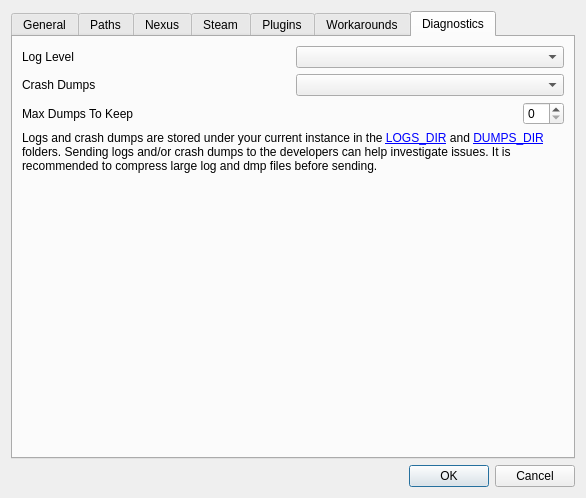
The window that modorganizer/src/settingsdialog.ui (Holt59/mo2-merge) describes before a commit, drawn with Qt 5.
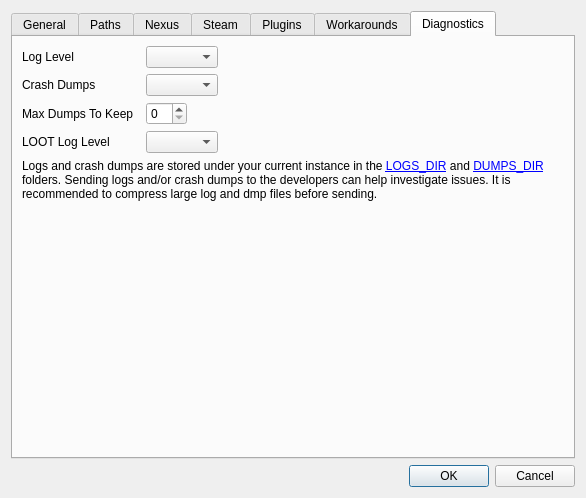
The same window after the commit. The open tabs and pages were chosen to show the change. Icons and pictures are not drawn. Custom widgets are drawn as their Qt base class.

Commit message: [modorganizer] added loot log level option

Diff of the .ui file:
```diff
--- a/modorganizer/src/settingsdialog.ui
+++ b/modorganizer/src/settingsdialog.ui
@@ -1386,44 +1386,23 @@
        <string>Diagnostics</string>
       </attribute>
       <layout class="QGridLayout" name="gridLayout_4">
-       <item row="2" column="0">
-        <layout class="QHBoxLayout" name="horizontalLayout_13">
-         <item>
-          <widget class="QLabel" name="label_28">
-           <property name="text">
-            <string>Max Dumps To Keep</string>
-           </property>
-          </widget>
-         </item>
-         <item>
-          <spacer name="horizontalSpacer_6">
-           <property name="orientation">
-            <enum>Qt::Horizontal</enum>
-           </property>
-           <property name="sizeHint" stdset="0">
-            <size>
-             <width>60</width>
-             <height>20</height>
-            </size>
-           </property>
-          </spacer>
-         </item>
-         <item>
-          <widget class="QSpinBox" name="dumpsMaxEdit">
-           <property name="toolTip">
-            <string>Maximum number of crash dumps to keep on disk. Use 0 for unlimited.</string>
-           </property>
-           <property name="whatsThis">
-            <string>
-                                    Maximum number of crash dumps to keep on disk. Use 0 for unlimited.
-                                    Set &quot;Crash Dumps&quot; above to None to disable crash dump collection.
-                                </string>
-           </property>
-          </widget>
-         </item>
-        </layout>
-       </item>
        <item row="3" column="0">
+        <spacer name="verticalSpacer_10">
+         <property name="orientation">
+          <enum>Qt::Vertical</enum>
+         </property>
+         <property name="sizeType">
+          <enum>QSizePolicy::Expanding</enum>
+         </property>
+         <property name="sizeHint" stdset="0">
+          <size>
+           <width>20</width>
+           <height>232</height>
+          </size>
+         </property>
+        </spacer>
+       </item>
+       <item row="2" column="0">
         <widget class="QLabel" name="diagnosticsExplainedLabel">
          <property name="toolTip">
           <string>Hint: right click link and copy link location</string>
@@ -1444,16 +1423,42 @@
          </property>
         </widget>
        </item>
-       <item row="1" column="0">
-        <layout class="QHBoxLayout" name="horizontalLayout_12">
-         <item>
+       <item row="0" column="0">
+        <layout class="QFormLayout" name="formLayout_5">
+         <property name="fieldGrowthPolicy">
+          <enum>QFormLayout::ExpandingFieldsGrow</enum>
+         </property>
+         <property name="horizontalSpacing">
+          <number>12</number>
+         </property>
+         <item row="0" column="0">
+          <widget class="QLabel" name="label_12">
+           <property name="text">
+            <string>Log Level</string>
+           </property>
+          </widget>
+         </item>
+         <item row="0" column="1">
+          <widget class="QComboBox" name="logLevelBox">
+           <property name="toolTip">
+            <string>Decides the amount of data printed to &quot;ModOrganizer.log&quot;</string>
+           </property>
+           <property name="whatsThis">
+            <string>
+                                    Decides the amount of data printed to &quot;ModOrganizer.log&quot;.
+                                    &quot;Debug&quot; produces very useful information for finding problems. There is usually no noteworthy performance impact but the file may become rather large. If this is a problem you may prefer the &quot;Info&quot; level for regular use. On the &quot;Error&quot; level the log file usually remains empty.
+                                </string>
+           </property>
+          </widget>
+         </item>
+         <item row="1" column="0">
           <widget class="QLabel" name="label_27">
            <property name="text">
             <string>Crash Dumps</string>
            </property>
           </widget>
          </item>
-         <item>
+         <item row="1" column="1">
           <widget class="QComboBox" name="dumpsTypeBox">
            <property name="toolTip">
             <string>Decides which type of crash dumps are collected when injected processes crash.</string>
@@ -1469,35 +1474,15 @@
            </property>
           </widget>
          </item>
-        </layout>
-       </item>
-       <item row="4" column="0">
-        <spacer name="verticalSpacer_10">
-         <property name="orientation">
-          <enum>Qt::Vertical</enum>
-         </property>
-         <property name="sizeType">
-          <enum>QSizePolicy::Expanding</enum>
-         </property>
-         <property name="sizeHint" stdset="0">
-          <size>
-           <width>20</width>
-           <height>232</height>
-          </size>
-         </property>
-        </spacer>
-       </item>
-       <item row="0" column="0">
-        <layout class="QHBoxLayout" name="horizontalLayout_6">
-         <item>
-          <widget class="QLabel" name="label_12">
+         <item row="2" column="0">
+          <widget class="QLabel" name="label_28">
            <property name="text">
-            <string>Log Level</string>
+            <string>Max Dumps To Keep</string>
            </property>
           </widget>
          </item>
-         <item>
-          <widget class="QComboBox" name="logLevelBox">
+         <item row="2" column="1">
+          <widget class="QSpinBox" name="dumpsMaxEdit">
            <property name="toolTip">
             <string>Decides the amount of data printed to &quot;ModOrganizer.log&quot;</string>
            </property>
@@ -1509,6 +1494,16 @@
            </property>
           </widget>
          </item>
+         <item row="3" column="0">
+          <widget class="QLabel" name="label_32">
+           <property name="text">
+            <string>LOOT Log Level</string>
+           </property>
+          </widget>
+         </item>
+         <item row="3" column="1">
+          <widget class="QComboBox" name="lootLogLevel"/>
+         </item>
         </layout>
        </item>
       </layout>
```
Left out of the diff: 9 changed lines with no effect on the pictures. The commit also changes 5 other files.
